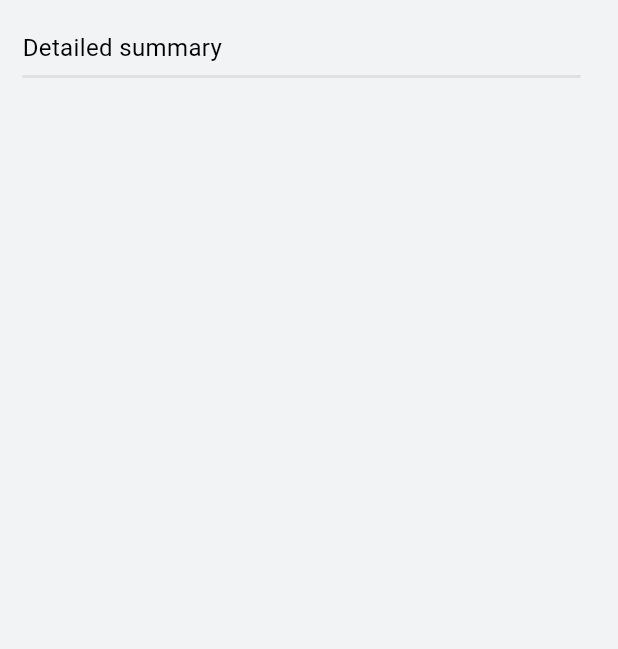
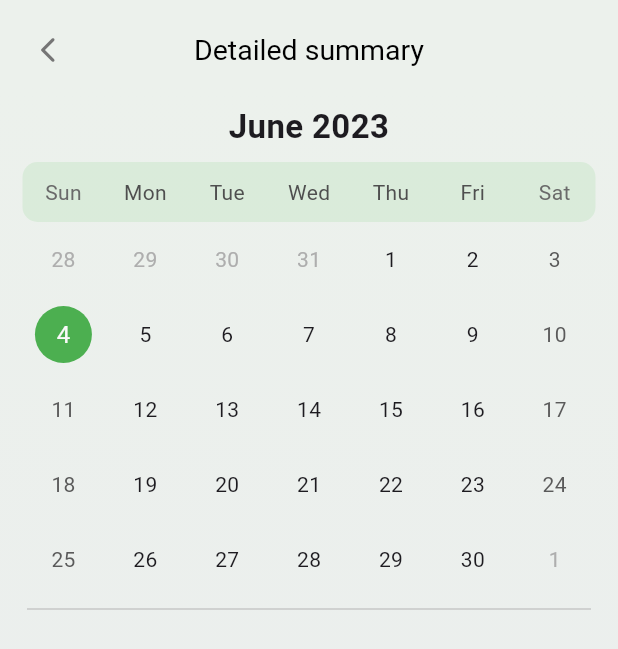
Before and after one commit to mechanixox/Plantdemic, a Flutter app: the AllSummary screen opened directly, on a phone screen of 412 x 824 dp. Shown: the top 649 px of the screen. Run offline on Flutter 3.47's test engine with Material 2 defaults, Android fonts, the light colour scheme and no system bars; drawn by our look-alikes of table_calendar; our stand-ins replace fl_chart, flutter_slidable, google_nav_bar, hive_flutter, image_picker, lottie; accounts and stored records are empty; project files that could hold a hidden picture were left out.

Commit message:
added table calendar to all summary page

```diff
--- a/plantdemic/lib/components/bottom_nav_bar.dart
+++ b/plantdemic/lib/components/bottom_nav_bar.dart
@@ -13,7 +13,7 @@ class MyBottomNavBar extends StatelessWidget {
       child: Container(
         color: Colors.grey.shade200,
         child: Padding(
-          padding: EdgeInsets.symmetric(horizontal: 35.0, vertical: 12),
+          padding: EdgeInsets.symmetric(horizontal: 30.0, vertical: 12),
           child: GNav(
             onTabChange: (value) => onTabChange!(value),
             backgroundColor: Colors.grey.shade200,
--- a/plantdemic/lib/pages/all_summary.dart
+++ b/plantdemic/lib/pages/all_summary.dart
@@ -1,4 +1,8 @@
 import 'package:flutter/material.dart';
+import 'package:provider/provider.dart';
+import 'package:table_calendar/table_calendar.dart';
+
+import '../models/plantdemic.dart';
 
 class AllSummary extends StatefulWidget {
   const AllSummary({super.key});
@@ -8,34 +12,115 @@ class AllSummary extends StatefulWidget {
 }
 
 class _AllSummaryState extends State<AllSummary> {
+  DateTime today = DateTime.now();
+  void _onDaySelected(DateTime day, DateTime focusedDay) {
+    setState(() {
+      today = day;
+    });
+  }
+
+  //
+  //
+  //
   @override
   Widget build(BuildContext context) {
-    return Container(
-      color: Color.fromRGBO(242, 243, 245, 1),
-      child: SafeArea(
-        child: Padding(
-          padding:
-              const EdgeInsets.only(right: 25, bottom: 25, top: 20, left: 15),
+    return Consumer<Plantdemic>(
+      builder: (context, value, child) => Scaffold(
+        appBar: AppBar(
+          automaticallyImplyLeading: false,
+          title: Padding(
+            padding: const EdgeInsets.only(top: 10.0),
+            child: Text(
+              'Detailed summary',
+              style: TextStyle(
+                color: Colors.black,
+                fontSize: 19,
+              ),
+            ),
+          ),
+          centerTitle: true,
+          backgroundColor: Colors.transparent,
+          leading: InkWell(
+            onTap: () {
+              Navigator.pop(context);
+            },
+            child: Padding(
+              padding: const EdgeInsets.only(left: 8.0, top: 10),
+              child: Icon(
+                Icons.arrow_back_ios_new_rounded,
+                color: Colors.grey.shade600,
+                size: 20,
+              ),
+            ),
+          ),
+        ),
+        backgroundColor: Color.fromARGB(255, 236, 241, 236),
+        body: Container(
+          decoration: BoxDecoration(
+            gradient: LinearGradient(
+              colors: [
+                Color.fromARGB(255, 236, 241, 236),
+                Color.fromRGBO(235, 237, 238, 1),
+              ],
+              begin: Alignment.topCenter,
+              end: Alignment.bottomCenter,
+            ),
+          ),
           child: Column(
-            crossAxisAlignment: CrossAxisAlignment.start,
             children: [
-              Text(
-                'Detailed summary',
-                style: TextStyle(
-                  fontSize: 16,
-                  color: Colors.black,
-                  decoration:
-                      TextDecoration.none, // Remove underline decoration
+              SizedBox(
+                child: Padding(
+                  padding: const EdgeInsets.only(top: 5.0, left: 15, right: 15),
+                  child: TableCalendar(
+                    locale: "en_US",
+                    rowHeight: 50,
+                    daysOfWeekHeight: 40,
+                    daysOfWeekStyle: DaysOfWeekStyle(
+                      decoration: BoxDecoration(
+                        color: Colors.green.shade100.withOpacity(0.5),
+                        borderRadius: BorderRadius.circular(10),
+                      ),
+                    ),
+                    calendarStyle: CalendarStyle(
+                      selectedDecoration: BoxDecoration(
+                        color: Colors.green,
+                        shape: BoxShape.circle,
+                      ),
+                      todayDecoration: BoxDecoration(
+                        color: Colors.green.shade300,
+                        shape: BoxShape.circle,
+                      ),
+                      defaultDecoration: BoxDecoration(
+                        shape: BoxShape.circle,
+                      ),
+                      weekendDecoration: BoxDecoration(
+                        shape: BoxShape.circle,
+                      ),
+                    ),
+                    headerStyle: HeaderStyle(
+                      leftChevronVisible: false,
+                      rightChevronVisible: false,
+                      formatButtonVisible: false,
+                      titleTextStyle:
+                          TextStyle(fontWeight: FontWeight.bold, fontSize: 22),
+                      titleCentered: true,
+                    ),
+                    availableGestures: AvailableGestures.all,
+                    selectedDayPredicate: (day) => isSameDay(day, today),
+                    focusedDay: today,
+                    firstDay: DateTime.utc(2023, 01, 01),
+                    lastDay: DateTime.utc(2030, 12, 30),
+                    onDaySelected: _onDaySelected,
+                  ),
                 ),
               ),
-
-              Divider(
-                thickness: 2,
-                color: Colors.grey[300],
+              Padding(
+                padding: const EdgeInsets.symmetric(horizontal: 18),
+                child: Divider(
+                  thickness: 1,
+                  color: Colors.grey.shade400.withOpacity(0.8),
+                ),
               ),
-              const SizedBox(height: 25),
-
-              // Add your widgets below the receipt
             ],
           ),
         ),
--- a/plantdemic/pubspec.yaml
+++ b/plantdemic/pubspec.yaml
@@ -39,10 +39,10 @@ dependencies:
   lottie: ^1.4.3
   flutter_slidable: ^1.2.0
   fl_chart: ^0.62.0
-  intl: ^0.17.0
+  intl: ^0.18.0
   #camera: ^0.9.4
   image_picker: ^0.8.7+5
-
+  table_calendar: ^3.0.9
 
 
 dev_dependencies:
```
Also changed, not shown: plantdemic/pubspec.lock.
